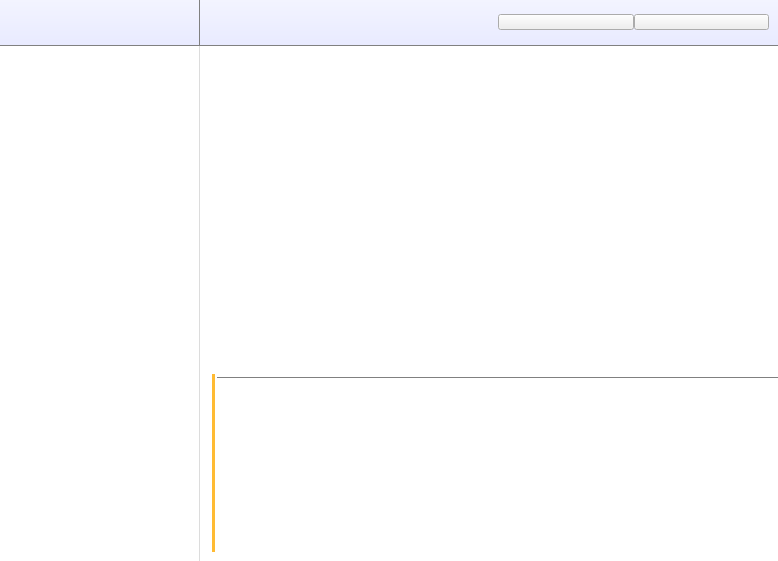
Before: the Qt Designer form ui/MainWindow/mainWindow.ui in PaulEcoffet/Nex-yu-computer, drawn with Qt 5.
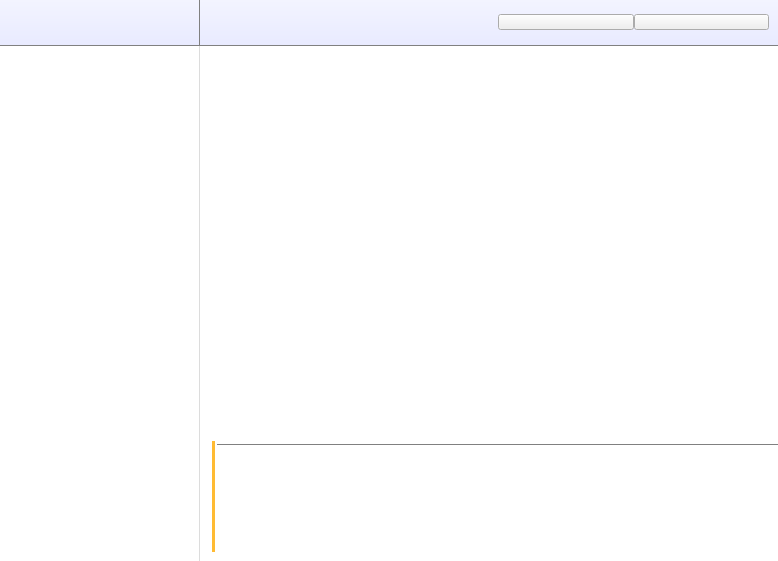
After: the same form once the commit is applied. Icons and pictures are not drawn. Custom widgets are drawn as their Qt base class.

Commit message: max size of the textarea has been changed in mainWindow.ui

Patch:
```diff
--- a/ui/MainWindow/mainWindow.ui
+++ b/ui/MainWindow/mainWindow.ui
@@ -383,7 +383,7 @@
            <x>0</x>
            <y>0</y>
            <width>576</width>
-           <height>312</height>
+           <height>379</height>
           </rect>
          </property>
          <property name="styleSheet">
@@ -450,6 +450,12 @@
         </item>
         <item row="0" column="1" rowspan="2">
          <widget class="QPlainTextEdit" name="messageEdit">
+          <property name="maximumSize">
+           <size>
+            <width>16777215</width>
+            <height>125</height>
+           </size>
+          </property>
           <property name="styleSheet">
            <string notr="true">#messageEdit
 {
```
